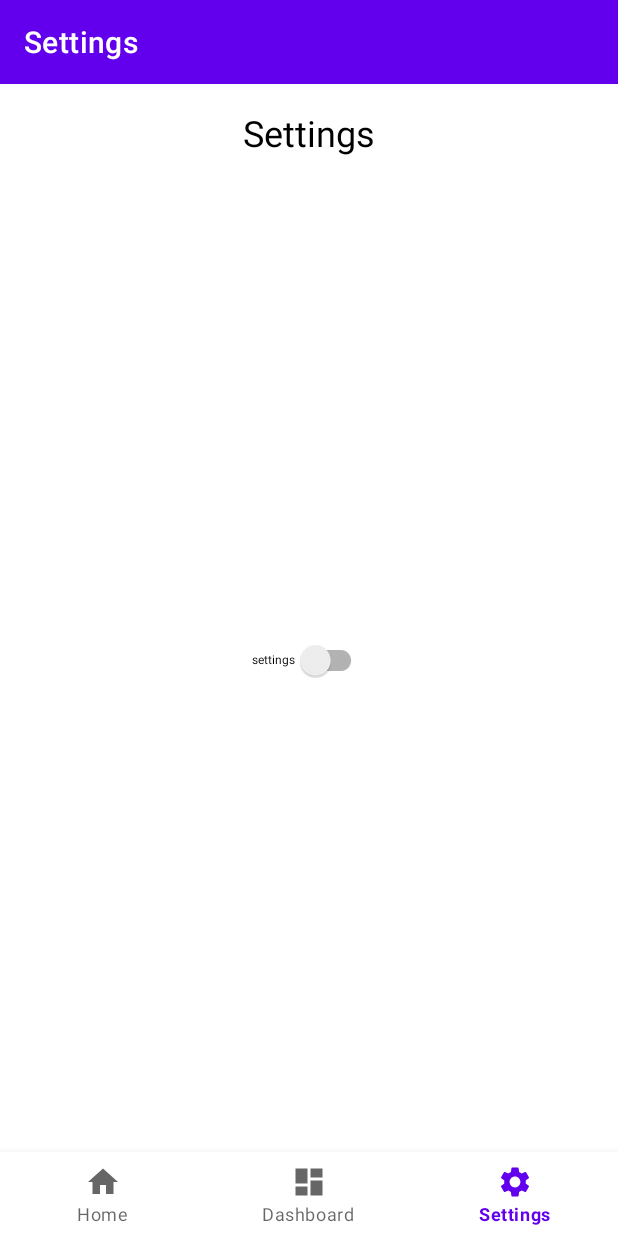
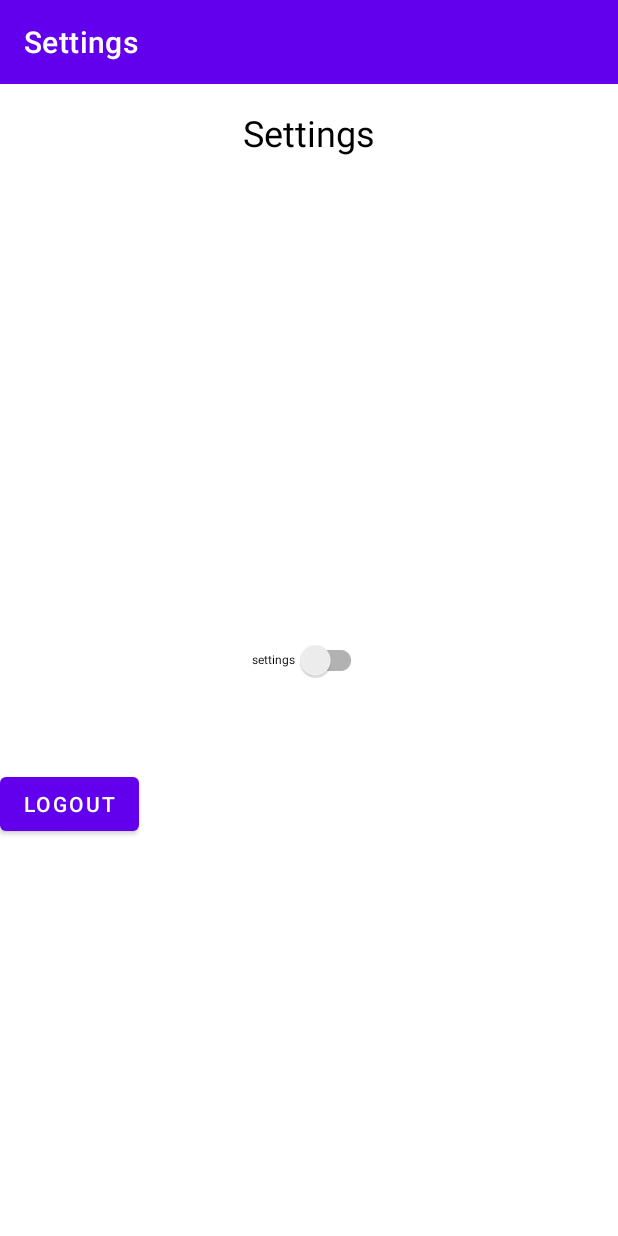
Before and after one commit to kaywil56/mobile-app-dev-s1-22-project-kaywil56, an Android app: the SettingsFragment screen opened through its navigation route, on a phone screen of 412 x 824 dp. Run offline under Robolectric (Android 15) with nearby library versions, the phone set to English and light mode, and no system bars; our stand-ins replace Firebase (no records; nobody signed in at launch, a user with empty details on screens opened directly), navigation-ui; 1 statement that could not run was skipped.

Commit message:
feat: logout

```diff
--- a/app/src/main/java/op/mobile/app/dev/willkj8/travelling/MainActivity.kt
+++ b/app/src/main/java/op/mobile/app/dev/willkj8/travelling/MainActivity.kt
@@ -2,6 +2,7 @@ package op.mobile.app.dev.willkj8.travelling
 
 import androidx.appcompat.app.AppCompatActivity
 import android.os.Bundle
+import android.view.View
 import androidx.appcompat.widget.Toolbar
 import androidx.lifecycle.asLiveData
 import androidx.navigation.NavController
@@ -11,16 +12,20 @@ import androidx.navigation.ui.setupActionBarWithNavController
 import androidx.navigation.ui.setupWithNavController
 import op.mobile.app.dev.willkj8.travelling.ui.map.MapFragment
 import com.google.android.material.bottomnavigation.BottomNavigationView
+import com.google.firebase.auth.FirebaseAuth
 import op.mobile.app.dev.willkj8.travelling.helpers.settings.SettingsManager
 
 
 class MainActivity : AppCompatActivity() {
     private lateinit var navController: NavController
     private lateinit var appBarConfiguration: AppBarConfiguration
+    private lateinit var auth: FirebaseAuth
 
     override fun onCreate(savedInstanceState: Bundle?) {
         super.onCreate(savedInstanceState)
         setContentView(R.layout.activity_main)
+
+        auth = FirebaseAuth.getInstance()
 
 
         val toolbar: Toolbar = findViewById(R.id.toolbar) // Find the View in activity_main.xml with the id toolbar
@@ -34,7 +39,6 @@ class MainActivity : AppCompatActivity() {
         appBarConfiguration = AppBarConfiguration(
             setOf(
                 R.id.navigation_home,
-                R.id.navigation_dashboard,
                 R.id.navigation_settings
             )
         )
@@ -42,6 +46,7 @@ class MainActivity : AppCompatActivity() {
 
         //setupActionBarWithNavController(navController, appBarConfiguration)
         navView.setupWithNavController(navController)
+        navView.visibility = View.GONE
 
         //supportFragmentManager.findFragmentById(R.id.nav_host_fragment) as NavHostFragment
         val settingsManager = SettingsManager(this)
--- a/app/src/main/java/op/mobile/app/dev/willkj8/travelling/helpers/settings/SettingsManager.kt
+++ b/app/src/main/java/op/mobile/app/dev/willkj8/travelling/helpers/settings/SettingsManager.kt
@@ -8,6 +8,7 @@ import androidx.datastore.DataStore
 import androidx.datastore.preferences.*
 import com.google.android.gms.maps.GoogleMap
 import com.google.android.gms.maps.model.MapStyleOptions
+import com.google.firebase.ktx.Firebase
 import kotlinx.coroutines.flow.Flow
 import kotlinx.coroutines.flow.catch
 import kotlinx.coroutines.flow.map
@@ -87,6 +88,7 @@ class SettingsManager(val context: Context) {
             }
         }
     }
+
     companion object {
         private const val DATA_STORE_NAME = "settings.pref"
         private val IS_DARK_MODE = preferencesKey<Boolean>("is_dark_mode")
--- a/app/src/main/java/op/mobile/app/dev/willkj8/travelling/ui/settings/SettingsFragment.kt
+++ b/app/src/main/java/op/mobile/app/dev/willkj8/travelling/ui/settings/SettingsFragment.kt
@@ -4,18 +4,23 @@ import android.os.Bundle
 import android.view.LayoutInflater
 import android.view.View
 import android.view.ViewGroup
+import android.widget.Button
 import androidx.fragment.app.Fragment
 import op.mobile.app.dev.willkj8.travelling.R
 import androidx.appcompat.widget.SwitchCompat
 import androidx.lifecycle.asLiveData
 import androidx.lifecycle.lifecycleScope
+import androidx.navigation.fragment.findNavController
 import com.google.android.gms.maps.SupportMapFragment
+import com.google.firebase.auth.FirebaseAuth
 import kotlinx.coroutines.launch
 import op.mobile.app.dev.willkj8.travelling.helpers.settings.SettingsManager
 import op.mobile.app.dev.willkj8.travelling.helpers.settings.UIMode
+import op.mobile.app.dev.willkj8.travelling.ui.home.HomeFragmentDirections
 
 class SettingsFragment : Fragment() {
     private lateinit var swToggleDarkMode: SwitchCompat
+    private lateinit var auth: FirebaseAuth
 
     override fun onCreateView(
         inflater: LayoutInflater,
@@ -23,8 +28,11 @@ class SettingsFragment : Fragment() {
         savedInstanceState: Bundle?
     ): View {
 
+        auth = FirebaseAuth.getInstance()
+
         val view: View = inflater.inflate(R.layout.fragment_settings, container, false)
         swToggleDarkMode = view.findViewById(R.id.sw_toggle_dark_mode)
+        val logout: Button = view.findViewById(R.id.btn_logout)
 
         val settingsManager = SettingsManager(requireContext())
         settingsManager.uiModeFlow.asLiveData().observe(viewLifecycleOwner) {
@@ -40,6 +48,12 @@ class SettingsFragment : Fragment() {
             }
         }
 
+        logout.setOnClickListener{
+            auth.signOut()
+            val action = SettingsFragmentDirections.actionSettingsFragmentToLoginFragment()
+            findNavController().navigate(action)
+        }
+
         return view
     }
 }
--- a/app/src/main/res/layout/fragment_settings.xml
+++ b/app/src/main/res/layout/fragment_settings.xml
@@ -33,4 +33,14 @@
         app:layout_constraintStart_toStartOf="parent"
         app:layout_constraintTop_toTopOf="parent" />
 
+    <Button
+        android:id="@+id/btn_logout"
+        android:layout_width="wrap_content"
+        android:layout_height="wrap_content"
+        android:layout_marginTop="48dp"
+        android:text="Logout"
+        app:layout_constraintTop_toBottomOf="@+id/sw_toggle_dark_mode"
+        tools:ignore="MissingConstraints"
+        tools:layout_editor_absoluteX="158dp" />
+
 </androidx.constraintlayout.widget.ConstraintLayout>
--- a/app/src/main/res/menu/dashboard_menu.xml
+++ b/app/src/main/res/menu/dashboard_menu.xml
@@ -5,10 +5,6 @@
         android:icon="@drawable/ic_home_black_24dp"
         android:title="@string/home" />
     <item
-        android:id="@+id/navigation_dashboard"
-        android:icon="@drawable/ic_dashboard_black_24dp"
-        android:title="@string/dashboard" />
-    <item
         android:id="@+id/navigation_settings"
         android:icon="@drawable/ic_settings_black_24dp"
         android:title="@string/settings" />
--- a/app/src/main/res/navigation/mobile_navigation.xml
+++ b/app/src/main/res/navigation/mobile_navigation.xml
@@ -109,13 +109,11 @@
         android:id="@+id/navigation_settings"
         android:name="op.mobile.app.dev.willkj8.travelling.ui.settings.SettingsFragment"
         android:label="Settings"
-        tools:layout="@layout/fragment_settings" />
-
-    <fragment
-        android:id="@+id/navigation_dashboard"
-        android:name="op.mobile.app.dev.willkj8.travelling.ui.dashboard.DashboardFragment"
-        android:label="dashboard"
-        tools:layout="@layout/fragment_dashboard" />
+        tools:layout="@layout/fragment_settings" >
+        <action
+            android:id="@+id/action_settings_fragment_to_login_fragment"
+            app:destination="@+id/navigation_login" />
+    </fragment>
 
     <fragment
         android:id="@+id/navigation_map"
```
Also changed, not shown: app/src/main/java/op/mobile/app/dev/willkj8/travelling/ui/dashboard/DashboardFragment.kt (deleted, +0 -30 lines), app/src/main/java/op/mobile/app/dev/willkj8/travelling/ui/dashboard/DashboardViewModel.kt (deleted, +0 -22 lines), app/src/main/java/op/mobile/app/dev/willkj8/travelling/ui/login/LoginFragment.kt (+7 -2 lines), app/src/main/res/layout/fragment_dashboard.xml (deleted, +0 -57 lines).
